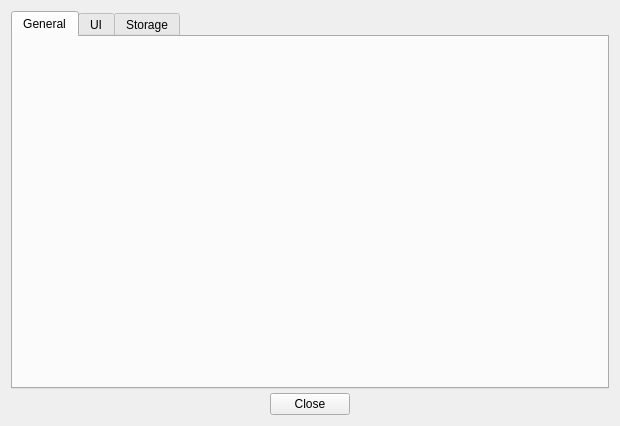
Above: OverwatchPlayerLog/UI/PreferencesDialog.ui from yxbh/Overwatch-Player-Log before the change. Below: the same form after it.
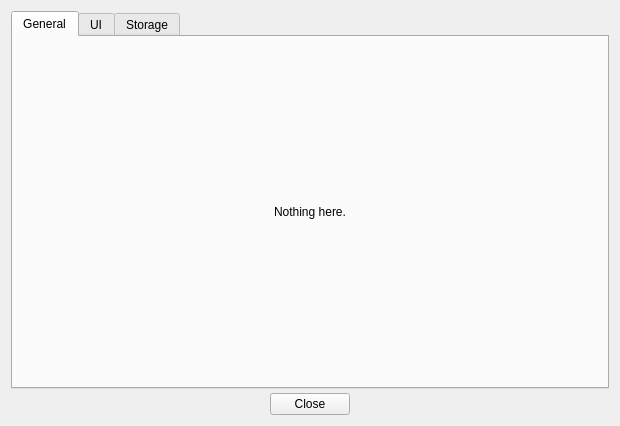
That is the form after the change. The open tabs and pages were chosen to show the change.

Commit message: add label to indicate no settings in general preference tab

```diff
--- a/OverwatchPlayerLog/UI/PreferencesDialog.ui
+++ b/OverwatchPlayerLog/UI/PreferencesDialog.ui
@@ -41,6 +41,71 @@
       <attribute name="title">
        <string>General</string>
       </attribute>
+      <layout class="QVBoxLayout" name="verticalLayout_5">
+       <item>
+        <spacer name="verticalSpacer_3">
+         <property name="orientation">
+          <enum>Qt::Vertical</enum>
+         </property>
+         <property name="sizeHint" stdset="0">
+          <size>
+           <width>20</width>
+           <height>146</height>
+          </size>
+         </property>
+        </spacer>
+       </item>
+       <item>
+        <layout class="QHBoxLayout" name="horizontalLayout_8">
+         <item>
+          <spacer name="horizontalSpacer_6">
+           <property name="orientation">
+            <enum>Qt::Horizontal</enum>
+           </property>
+           <property name="sizeHint" stdset="0">
+            <size>
+             <width>40</width>
+             <height>20</height>
+            </size>
+           </property>
+          </spacer>
+         </item>
+         <item>
+          <widget class="QLabel" name="label_4">
+           <property name="text">
+            <string>Nothing here.</string>
+           </property>
+          </widget>
+         </item>
+         <item>
+          <spacer name="horizontalSpacer_7">
+           <property name="orientation">
+            <enum>Qt::Horizontal</enum>
+           </property>
+           <property name="sizeHint" stdset="0">
+            <size>
+             <width>40</width>
+             <height>20</height>
+            </size>
+           </property>
+          </spacer>
+         </item>
+        </layout>
+       </item>
+       <item>
+        <spacer name="verticalSpacer_4">
+         <property name="orientation">
+          <enum>Qt::Vertical</enum>
+         </property>
+         <property name="sizeHint" stdset="0">
+          <size>
+           <width>20</width>
+           <height>146</height>
+          </size>
+         </property>
+        </spacer>
+       </item>
+      </layout>
      </widget>
      <widget class="QWidget" name="tab_ui">
       <attribute name="title">
```
Left out of the diff: 2 changed lines with no effect on the pictures.
